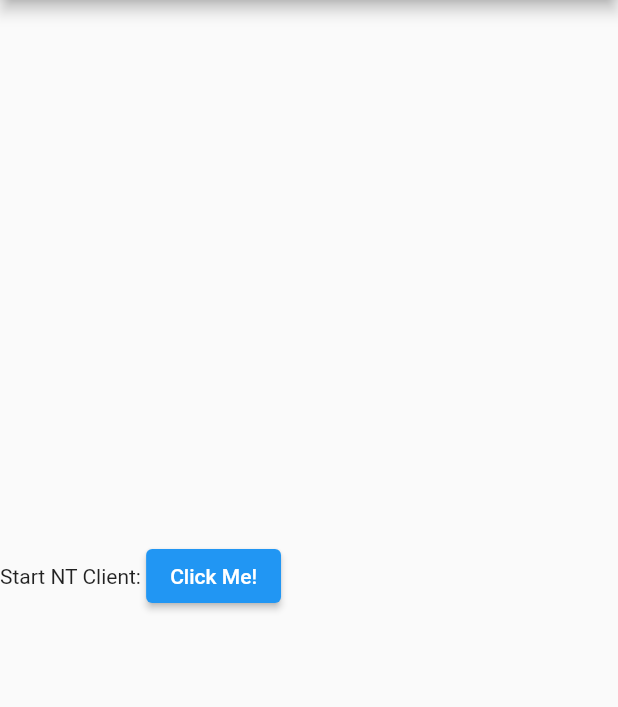
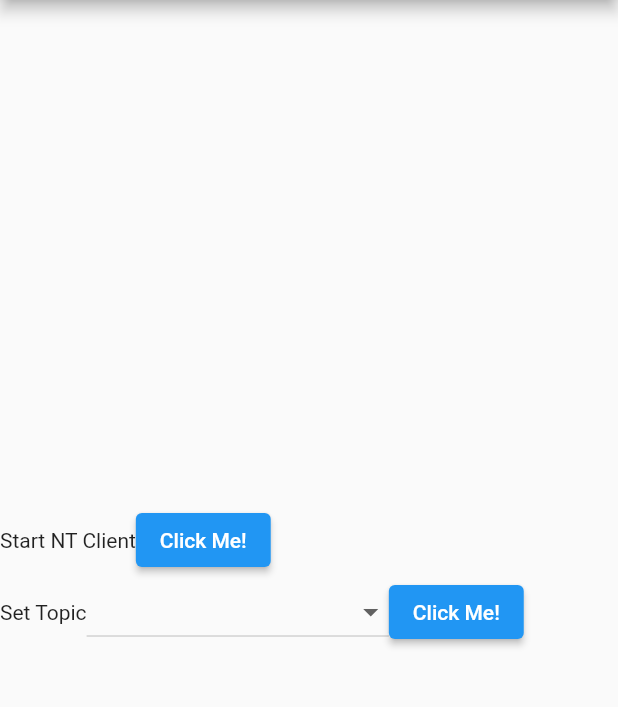
Before and after one commit to Team334/OperatorDashboard334, a Flutter app: the screen it shows after launch, after a tap on "Click Me!", on a phone screen of 412 x 824 dp, the part 84-791 px from its top. Run offline on Flutter 3.47's test engine with Material 2 defaults, Android fonts, the phone set to English and light mode, and no system bars; missing offline and left inert: dart:ffi; network calls fail.

Commit message:
continued working with ui

```diff
--- a/lib/src/screens/nt_client_test.dart
+++ b/lib/src/screens/nt_client_test.dart
@@ -1,5 +1,4 @@
 import 'package:flutter/material.dart';
-
 import '../nt_client.dart' as nt;
 
 class NtClientTest extends StatefulWidget {
@@ -25,17 +24,30 @@ class _NtClientTestState extends State<NtClientTest> {
             crossAxisAlignment: CrossAxisAlignment.center,
             children: [
           Row(children: [
-            const Text("Start NT Client: "),
+            const Text("Start NT Client"),
             ElevatedButton(
                 onPressed: () async {
                   nt.ServerResponse res = await nt.startNtClient(334);
-                  setState(() {
-                    serverRes = res;
-                  });
+                  setState(() => serverRes = res);
                 },
                 child: const Text("Click Me!")),
             Text(serverRes.message),
           ]),
+          Row(children: [
+            const Text("Set Topic"),
+            DropdownButton(
+                items: nt.ServerType.values.map((nt.ServerType type) {
+                  return DropdownMenuItem(
+                      value: type, child: Text(type.toString()));
+                }).toList(),
+                onChanged: (nt.ServerType? type) {}),
+            ElevatedButton(
+                onPressed: () async {
+                  nt.ServerResponse res =
+                      await nt.setTopic("", "", nt.ServerType.string);
+                },
+                child: const Text("Click Me!"))
+          ])
         ]));
   }
 }
```
